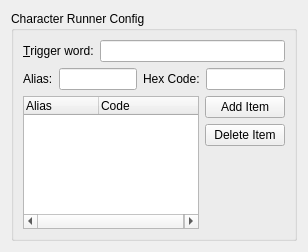
The window that runners/characters/charrunner_config.ui (KDE/kdeplasma-addons) describes before a commit, drawn with Qt 5.
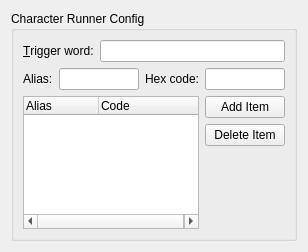
The same window after the commit.

Commit message: [char runner] Fix UI string: sentence capitalization for labels

Diff of the .ui file:
```diff
--- a/runners/characters/charrunner_config.ui
+++ b/runners/characters/charrunner_config.ui
@@ -58,7 +58,7 @@
         <item>
          <widget class="QLabel" name="label_hex">
           <property name="text">
-           <string>Hex Code:</string>
+           <string>Hex code:</string>
           </property>
          </widget>
         </item>
```
